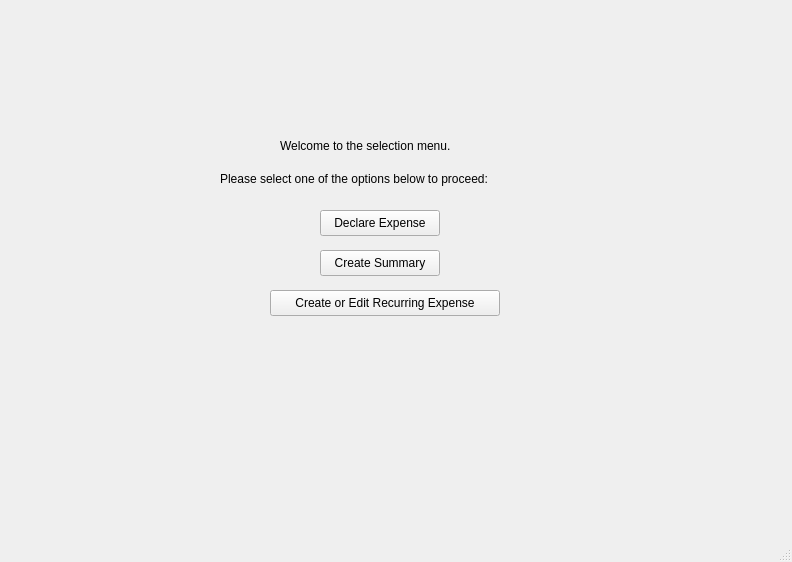
Old version of the form src/ui/mainwindow.ui in the repository Mihael0/finance_manager_qt.
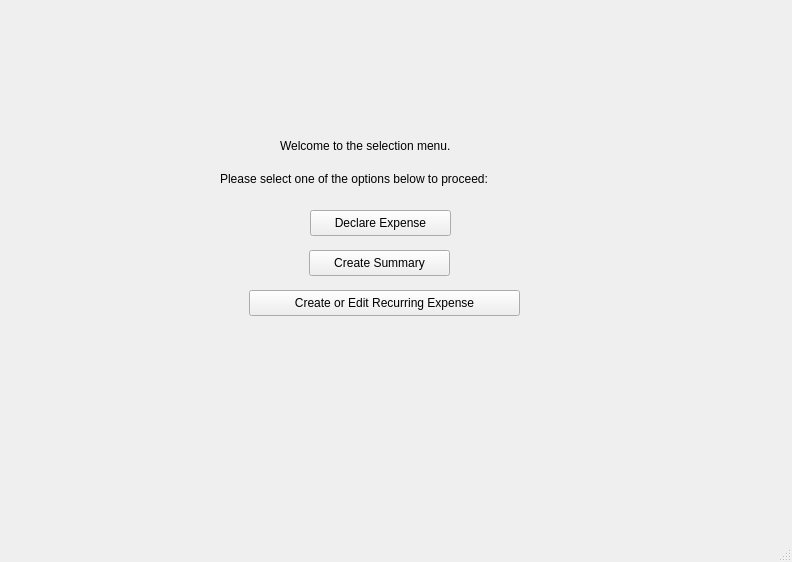
New version of the form.

The edit to the form file:
```diff
--- a/src/ui/mainwindow.ui
+++ b/src/ui/mainwindow.ui
@@ -54,9 +54,9 @@
    <widget class="QPushButton" name="declareExpenseBtn">
     <property name="geometry">
      <rect>
-      <x>320</x>
+      <x>310</x>
       <y>210</y>
-      <width>120</width>
+      <width>141</width>
       <height>26</height>
      </rect>
     </property>
@@ -83,9 +83,9 @@
    <widget class="QPushButton" name="recurringExpenseBtn">
     <property name="geometry">
      <rect>
-      <x>270</x>
+      <x>249</x>
       <y>290</y>
-      <width>230</width>
+      <width>271</width>
       <height>26</height>
      </rect>
     </property>
@@ -96,9 +96,9 @@
    <widget class="QPushButton" name="createSummaryBtn">
     <property name="geometry">
      <rect>
-      <x>320</x>
+      <x>309</x>
       <y>250</y>
-      <width>120</width>
+      <width>141</width>
       <height>26</height>
      </rect>
     </property>
@@ -114,7 +114,7 @@
      <rect>
       <x>220</x>
       <y>170</y>
-      <width>351</width>
+      <width>531</width>
       <height>18</height>
      </rect>
     </property>
```
